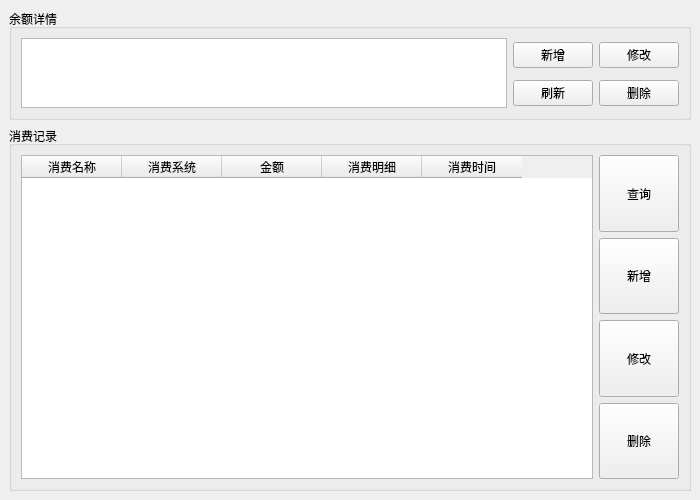
The window that mainwindow.ui (Jay-Zhu-master/AccountingSystem) describes before a commit, drawn with Qt 5.
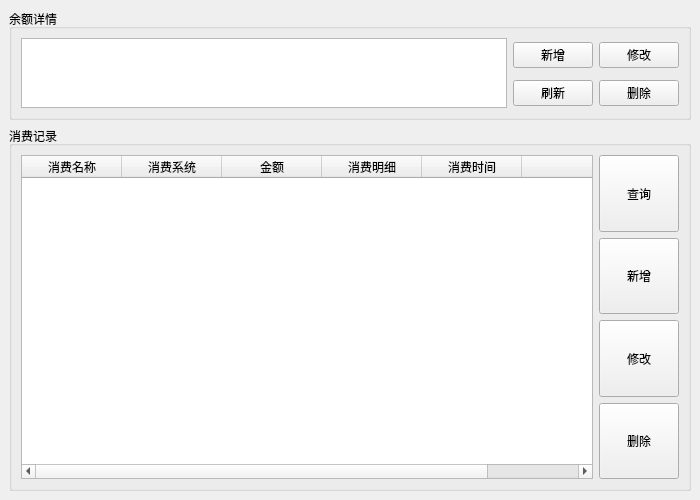
The same window after the commit.

What changed in the file:
```diff
--- a/mainwindow.ui
+++ b/mainwindow.ui
@@ -120,6 +120,11 @@
              <string>消费时间</string>
             </property>
            </column>
+           <column>
+            <property name="text">
+             <string/>
+            </property>
+           </column>
           </widget>
          </item>
         </layout>
```
